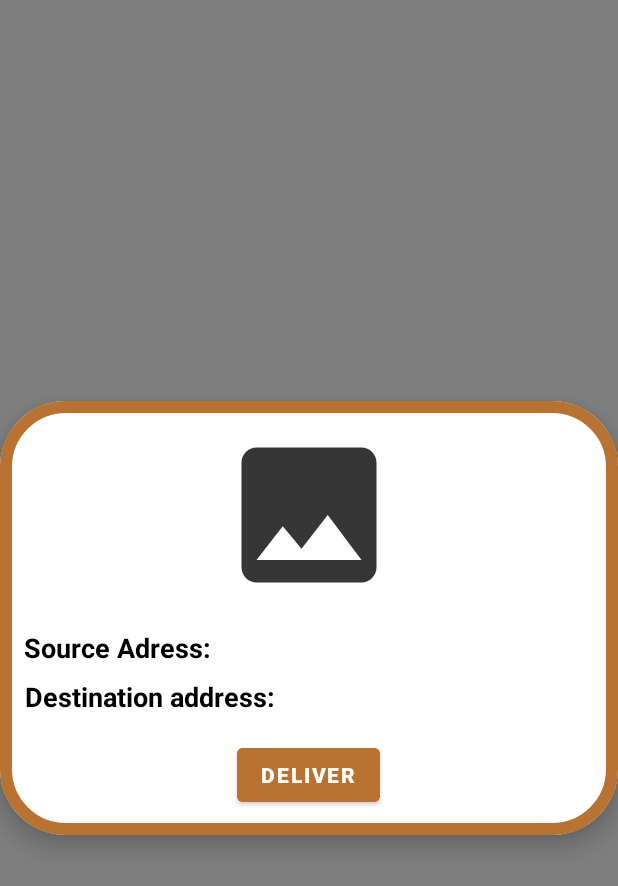
After one commit to shreyagargg/annapurna-food-charity-app, an Android app: the layout fragment_volunteer_popup.xml on its own in the app's theme, with its tools: preview values and no code run, on a phone screen of 412 x 824 dp. The commit adds this screen. Shown: the top 886 px of the screen. Run offline under Robolectric (Android 15) with nearby library versions, the phone set to English and light mode, and no system bars.

Commit message:
only volunteer and profile me history remaining

```diff
--- a/app/src/main/java/com/example/annpurna/ReceiverFragment.kt
+++ b/app/src/main/java/com/example/annpurna/ReceiverFragment.kt
@@ -44,6 +44,8 @@ class ReceiverFragment : Fragment() {
                             val accepted = donation.accepted
                             val donorName = donation.Dname
                             val donorContact = donation.Dcontact
+                            val receiverName = donation.Rname // New field for receiver name
+                            val receiverContact = donation.Rcontact // New field for receiver contact
 
                             // Conditions: Skip items if Accepted = 1/-1 or user is the donor
                             if (accepted != 1 && accepted != -1) {
@@ -51,6 +53,9 @@ class ReceiverFragment : Fragment() {
                                     donorName != currentUser.optString("name") ||
                                     donorContact != currentUser.optString("contactNumber")
                                 ) {
+                                    // Now you can add donation with receiver info
+                                    donation.Rname = receiverName // Set receiver name
+                                    donation.Rcontact = receiverContact // Set receiver contact
                                     receiverList.add(donation)
                                 }
                             }
@@ -67,6 +72,7 @@ class ReceiverFragment : Fragment() {
             }
         })
     }
+
     fun refreshReceiverList() {
         // Refresh the list after an item is accepted
         fetchData() // You can also implement specific logic to just remove the accepted item
--- /dev/null
+++ b/app/src/main/java/com/example/annpurna/VolunteerPopupFragment.kt
@@ -0,0 +1,4 @@
+package com.example.annpurna
+
+class VolunteerPopupFragment {
+}
--- /dev/null
+++ b/app/src/main/res/layout/fragment_volunteer_popup.xml
@@ -0,0 +1,64 @@
+<?xml version="1.0" encoding="utf-8"?>
+<FrameLayout xmlns:android="http://schemas.android.com/apk/res/android"
+    android:layout_width="match_parent"
+    android:layout_height="match_parent"
+    android:background="#80000000"> <!-- 50% opacity -->
+
+    <!-- Centered pop-up container -->
+    <LinearLayout
+        android:layout_width="match_parent"
+        android:layout_height="wrap_content"
+        android:layout_gravity="center"
+        android:orientation="vertical"
+        android:background="@drawable/card_bg"
+        android:padding="16dp"
+        android:elevation="10dp">
+
+        <!-- Item Image -->
+        <ImageView
+            android:id="@+id/popup_item_image"
+            android:layout_width="120dp"
+            android:layout_height="120dp"
+            android:layout_gravity="center"
+            android:contentDescription="@string/item_image"
+            android:scaleType="centerCrop"
+            android:src="@drawable/donor_image" />
+
+        <!-- Source Address -->
+
+        <!-- Destination Address -->
+        <TextView
+            android:id="@+id/popup_source_address"
+            android:layout_width="wrap_content"
+            android:layout_height="wrap_content"
+            android:layout_gravity="left"
+            android:layout_marginTop="16dp"
+            android:text="@string/source_address"
+            android:textColor="@color/black"
+            android:textSize="18sp"
+            android:textStyle="bold" />
+
+        <TextView
+            android:id="@+id/popup_destination_address"
+            android:layout_width="wrap_content"
+            android:layout_height="wrap_content"
+            android:layout_marginTop="8dp"
+            android:text="@string/destination_address"
+            android:textColor="@color/black"
+            android:textSize="18sp"
+            android:gravity="center"
+            android:textStyle="bold"/>
+
+        <!-- Deliver Button -->
+        <Button
+            android:id="@+id/deliver_button"
+            android:layout_width="wrap_content"
+            android:layout_height="wrap_content"
+            android:layout_marginTop="16dp"
+            android:layout_gravity="center"
+            android:backgroundTint="@color/copper"
+            android:text="@string/deliver"
+            android:textColor="@color/white"
+            android:textStyle="bold" />
+    </LinearLayout>
+</FrameLayout>
--- a/app/src/main/res/values/strings.xml
+++ b/app/src/main/res/values/strings.xml
@@ -129,6 +129,9 @@ Email: abc@abc.com
 Phone: 7712366549
 </string>
     <string name="toBeImple">\tOops\nThis feature is in progress</string>
+    <string name="destination_address">Destination address:</string>
+    <string name="deliver">Deliver</string>
+    <string name="source_address">Source Adress:</string>
 
 
 </resources>
```
Also changed, not shown: app/src/main/java/com/example/annpurna/ReceiverModel.kt (+8 -4 lines), app/src/main/java/com/example/annpurna/ReceiverPopupFragment.kt (+24 -4 lines), app/src/main/java/com/example/annpurna/VolunteerFragment.kt (+94 -66 lines), app/src/main/java/com/example/annpurna/VolunteerModel.kt (+24 -13 lines).
